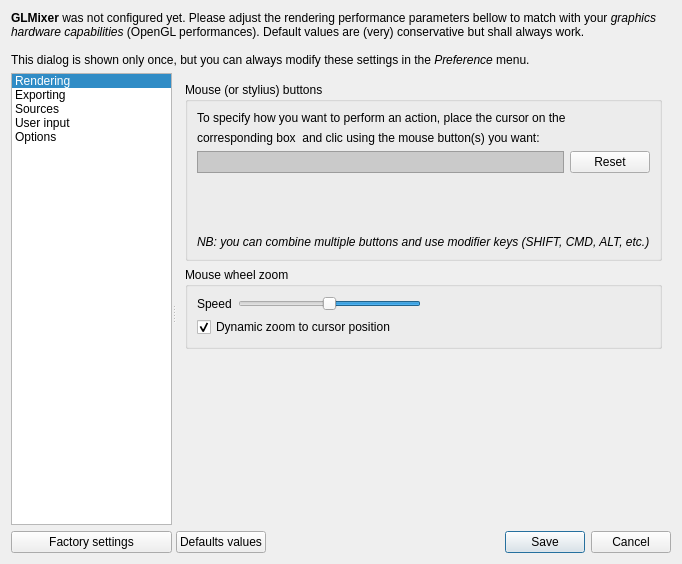
markus-wa/glmixer-mirror, file src/UserPreferencesDialog.ui: the form before one commit.
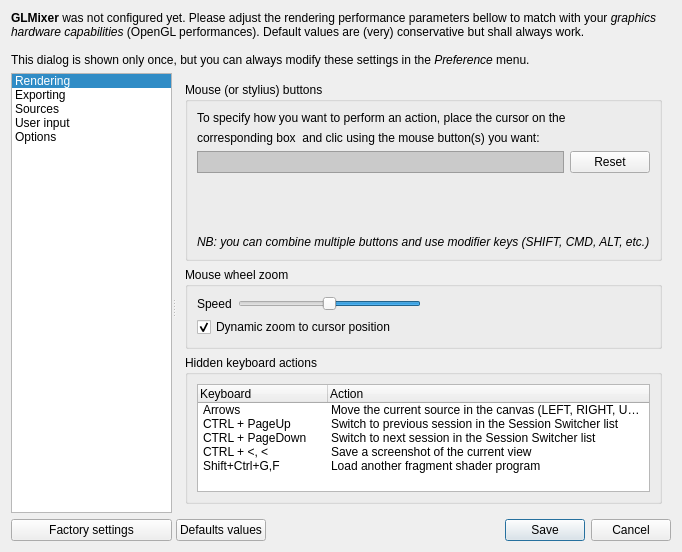
The form after the commit. The open tabs and pages were chosen to show the change. Icons and pictures are not drawn. Custom widgets are drawn as their Qt base class.

Commit message: Improved hidden keyboard actions assignment (CTRL PgUp and CTRL PgDown for session switcher) and preference dialog.

Diff of the .ui file:
```diff
--- a/src/UserPreferencesDialog.ui
+++ b/src/UserPreferencesDialog.ui
@@ -7,7 +7,7 @@
     <x>0</x>
     <y>0</y>
     <width>682</width>
-    <height>564</height>
+    <height>552</height>
    </rect>
   </property>
   <property name="windowTitle">
@@ -1181,6 +1181,93 @@
              </layout>
             </widget>
            </item>
+           <item>
+            <widget class="QGroupBox" name="groupBox_9">
+             <property name="title">
+              <string>Hidden keyboard actions</string>
+             </property>
+             <layout class="QVBoxLayout" name="verticalLayout_28">
+              <item>
+               <widget class="QTreeWidget" name="treeWidget">
+                <property name="indentation">
+                 <number>2</number>
+                </property>
+                <attribute name="headerDefaultSectionSize">
+                 <number>130</number>
+                </attribute>
+                <attribute name="headerMinimumSectionSize">
+                 <number>120</number>
+                </attribute>
+                <column>
+                 <property name="text">
+                  <string>Keyboard</string>
+                 </property>
+                </column>
+                <column>
+                 <property name="text">
+                  <string>Action</string>
+                 </property>
+                </column>
+                <item>
+                 <property name="text">
+                  <string>Arrows</string>
+                 </property>
+                 <property name="text">
+                  <string>Move the current source in the canvas (LEFT, RIGHT, UP and DOWN arrows)</string>
+                 </property>
+                 <property name="flags">
+                  <set>ItemIsEnabled</set>
+                 </property>
+                </item>
+                <item>
+                 <property name="text">
+                  <string>CTRL + PageUp</string>
+                 </property>
+                 <property name="text">
+                  <string>Switch to previous session in the Session Switcher list</string>
+                 </property>
+                 <property name="flags">
+                  <set>ItemIsEnabled</set>
+                 </property>
+                </item>
+                <item>
+                 <property name="text">
+                  <string>CTRL + PageDown</string>
+                 </property>
+                 <property name="text">
+                  <string>Switch to next session in the Session Switcher list</string>
+                 </property>
+                 <property name="flags">
+                  <set>ItemIsEnabled</set>
+                 </property>
+                </item>
+                <item>
+                 <property name="text">
+                  <string>CTRL + &lt;, &lt;</string>
+                 </property>
+                 <property name="text">
+                  <string>Save a screenshot of the current view</string>
+                 </property>
+                 <property name="flags">
+                  <set>ItemIsEnabled</set>
+                 </property>
+                </item>
+                <item>
+                 <property name="text">
+                  <string>Shift+Ctrl+G,F</string>
+                 </property>
+                 <property name="text">
+                  <string>Load another fragment shader program</string>
+                 </property>
+                 <property name="flags">
+                  <set>ItemIsEnabled</set>
+                 </property>
+                </item>
+               </widget>
+              </item>
+             </layout>
+            </widget>
+           </item>
            <item>
             <spacer name="verticalSpacerInterface">
              <property name="orientation">
@@ -1386,49 +1473,6 @@
              </layout>
             </widget>
            </item>
-           <item>
-            <widget class="QGroupBox" name="groupBox_5">
-             <property name="title">
-              <string>Hidden options for programmers</string>
-             </property>
-            </widget>
-           </item>
-           <item>
-            <widget class="QTreeWidget" name="treeWidget">
-             <column>
-              <property name="text">
-               <string>Keyboard shortcut</string>
-              </property>
-             </column>
-             <column>
-              <property name="text">
-               <string>Option Description</string>
-              </property>
-             </column>
-             <item>
-              <property name="text">
-               <string>CTRL + &lt;, &lt;</string>
-              </property>
-              <property name="text">
-               <string>Save a screenshot of the current view</string>
-              </property>
-              <property name="flags">
-               <set>ItemIsEnabled</set>
-              </property>
-             </item>
-             <item>
-              <property name="text">
-               <string>Shift+Ctrl+G,F</string>
-              </property>
-              <property name="text">
-               <string>Load another fragment shader program</string>
-              </property>
-              <property name="flags">
-               <set>ItemIsEnabled</set>
-              </property>
-             </item>
-            </widget>
-           </item>
            <item>
             <spacer name="verticalSpacer">
              <property name="orientation">
```
Left out of the diff: 4 changed lines with no effect on the pictures. The commit also changes 1 other file.
